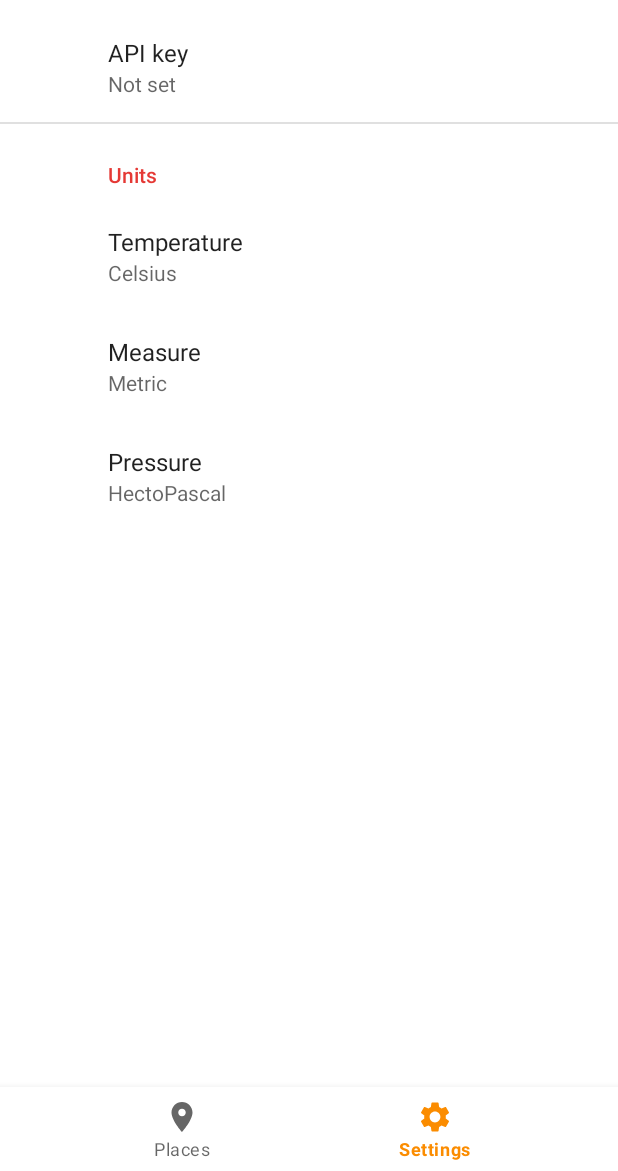
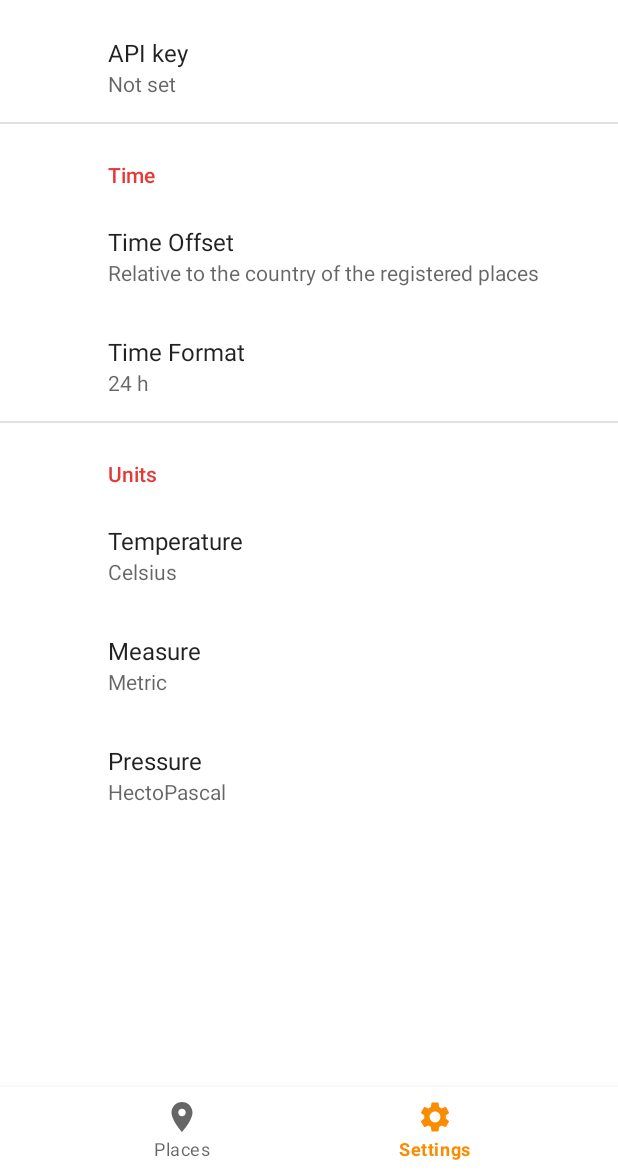
Before and after one commit to QGdev/OpenWeather, an Android app: the SettingsFragment screen opened through its navigation route, on a phone screen of 412 x 824 dp, the part 65-1236 px from its top. Run offline under Robolectric (Android 15) with nearby library versions, the phone set to English and light mode, and no system bars; our stand-ins replace androidx.preference, navigation-ui; 5 statements that could not run were skipped.

Commit message:
Adding the ability for the user to choice which time he want between:  - His current time Offset  - Place's current time Offset
Add the time format setting but currently not implemented.

Fix the icon day/night choice to describe the hourly weather forecast.

```diff
--- a/app/build.gradle
+++ b/app/build.gradle
@@ -6,7 +6,7 @@ android {
 
     defaultConfig {
         applicationId "fr.qgdev.openweather"
-        minSdkVersion 25
+        minSdkVersion 26
         targetSdkVersion 29
         versionCode 1
         versionName '1.0'
--- a/app/src/main/res/values/array.xml
+++ b/app/src/main/res/values/array.xml
@@ -505,6 +505,26 @@
         <item>"AX"</item>
     </string-array>
 
+
+    <string-array name="time_offset">
+        <item name="default">@string/title_settings_time_offset_place_country</item>
+        <item>@string/title_settings_time_offset_user_country</item>
+    </string-array>
+    <string-array name="time_offset_values">
+        <item>place</item>
+        <item>user</item>
+    </string-array>
+
+    <string-array name="time_format">
+        <item name="default">@string/title_settings_time_format_24h</item>
+        <item>@string/title_settings_time_format_12h</item>
+    </string-array>
+    <string-array name="time_format_values">
+        <item>24</item>
+        <item>12</item>
+    </string-array>
+
+
     <string-array name="temperature_units">
         <item>@string/title_settings_units_temperature_celsius</item>
         <item>@string/title_settings_units_temperature_fahrenheit</item>
@@ -532,4 +552,8 @@
         <item>bar</item>
     </string-array>
 
+    <string name="title_settings_time_offset_place_country">Relative to the country of the registered places</string>
+    <string name="title_settings_time_offset_user_country">Relative to the user\'s country</string>
+    <string name="title_settings_time_format_24h">24 h</string>
+    <string name="title_settings_time_format_12h">12 h</string>
 </resources>
--- a/app/src/main/res/values/strings.xml
+++ b/app/src/main/res/values/strings.xml
@@ -1,24 +1,10 @@
 <resources>
     <string name="app_name" translatable="false">OpenWeather</string>
 
-    <string name="default_temperature">celsius</string>
-    <string name="default_measure">metric</string>
+
 
     <string name="title_activity_main">MainActivity</string>
-    <string name="title_settings">Settings</string>
-    <string name="title_settings_api_key">API key</string>
-    <string name="title_settings_api">OpenWeatherMaps API</string>
-    <string name="title_settings_units">Units</string>
     <string name="title_places">Places</string>
-    <string name="title_settings_units_temperature_celsius">Celsius</string>
-    <string name="title_settings_units_temperature_fahrenheit">Fahrenheit</string>
-    <string name="title_settings_units_temperature">Temperature</string>
-    <string name="title_settings_units_measure">Measure</string>
-    <string name="title_settings_units_measure_imperial">Imperial</string>
-    <string name="title_settings_units_measure_metric">Metric</string>
-    <string name="title_settings_units_pressure">Pressure</string>
-    <string name="title_settings_units__pressure_bar">Barometric</string>
-    <string name="title_settings_units_pressure_hpa">HectoPascal</string>
     <string name="title_temperature_feelslike">Feels like</string>
     <string name="title_humidity">Humidity</string>
     <string name="title_pressure">Pressure</string>
@@ -37,6 +23,33 @@
     <string name="title_snow_precipitations">Precipitations - Snow</string>
     <string name="title_last_update">Last Update Available</string>
     <string name="description_delete_icon">Delete the place</string>
+
+
+    <string name="title_settings">Settings</string>
+
+    <string name="title_settings_api_key">API key</string>
+    <string name="title_settings_api">OpenWeatherMaps API</string>
+
+    <string name="title_settings_units">Units</string>
+    <string name="title_settings_units_temperature">Temperature</string>
+    <string name="title_settings_units_temperature_celsius">Celsius</string>
+    <string name="title_settings_units_temperature_fahrenheit">Fahrenheit</string>
+    <string name="default_temperature">celsius</string>
+
+    <string name="title_settings_units_measure">Measure</string>
+    <string name="title_settings_units_measure_imperial">Imperial</string>
+    <string name="title_settings_units_measure_metric">Metric</string>
+    <string name="title_settings_units_pressure">Pressure</string>
+    <string name="title_settings_units__pressure_bar">Barometric</string>
+    <string name="title_settings_units_pressure_hpa">HectoPascal</string>
+    <string name="default_measure">metric</string>
+
+    <string name="title_settings_time">Time</string>
+    <string name="title_settings_hour_timeoffset">Time Offset</string>
+    <string name="default_timeoffset">place</string>
+    <string name="title_settings_hour_format">Time Format</string>
+    <string name="default_hourformat">24</string>
+
 
     <string name="title_dialog_add_place">Add place</string>
     <string name="title_dialog_add_place_textinput_city">City</string>
--- a/app/src/main/res/xml/settings_preferences.xml
+++ b/app/src/main/res/xml/settings_preferences.xml
@@ -5,6 +5,26 @@
         <EditTextPreference
             app:key="api_key"
             app:title="@string/title_settings_api_key"
+            app:useSimpleSummaryProvider="true" />
+
+    </PreferenceCategory>
+
+    <PreferenceCategory app:title="@string/title_settings_time">
+
+        <ListPreference
+            app:defaultValue="@string/default_timeoffset"
+            app:entries="@array/time_offset"
+            app:entryValues="@array/time_offset_values"
+            app:key="time_offset"
+            app:title="@string/title_settings_hour_timeoffset"
+            app:useSimpleSummaryProvider="true" />
+
+        <ListPreference
+            app:defaultValue="@string/default_hourformat"
+            app:entries="@array/time_format"
+            app:entryValues="@array/time_format_values"
+            app:key="time_format"
+            app:title="@string/title_settings_hour_format"
             app:useSimpleSummaryProvider="true" />
 
     </PreferenceCategory>
@@ -20,19 +40,19 @@
             app:useSimpleSummaryProvider="true" />
 
         <ListPreference
-            app:defaultValue="metric"
             app:entries="@array/measure_units"
             app:entryValues="@array/measure_units_values"
             app:key="measure_unit"
             app:title="@string/title_settings_units_measure"
+            app:defaultValue="metric"
             app:useSimpleSummaryProvider="true" />
 
         <ListPreference
-            app:defaultValue="hpa"
             app:entries="@array/pressure_units"
             app:entryValues="@array/pressure_units_values"
             app:key="pressure_unit"
             app:title="@string/title_settings_units_pressure"
+            app:defaultValue="hpa"
             app:useSimpleSummaryProvider="true" />
 
     </PreferenceCategory>
```
Also changed, not shown: app/src/main/AndroidManifest.xml (+6 -5 lines), app/src/main/java/fr/qgdev/openweather/Place.java (+18 -2 lines), app/src/main/java/fr/qgdev/openweather/WeatherService.java (+5 -4 lines), app/src/main/java/fr/qgdev/openweather/adapters/HourlyColumnAdapter.java (+31 -16 lines), app/src/main/java/fr/qgdev/openweather/adapters/PlaceItemAdapter.java (+15 -6 lines), app/src/main/java/fr/qgdev/openweather/dialog/AddPlaceDialog.java (+22 -12 lines), 2 other files.
